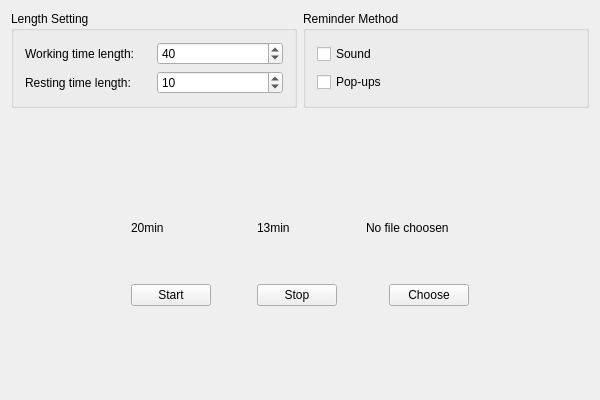
Old version of the form rest-reminder/MainWidget.ui in the repository songquanpeng/rest-reminder.
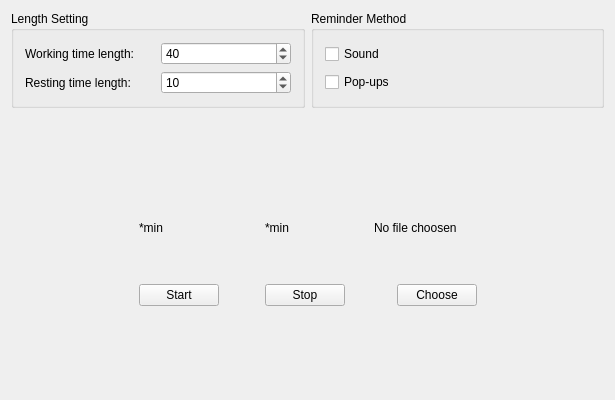
New version of the form.

What changed in the file:
```diff
--- a/rest-reminder/MainWidget.ui
+++ b/rest-reminder/MainWidget.ui
@@ -6,7 +6,7 @@
    <rect>
     <x>0</x>
     <y>0</y>
-    <width>600</width>
+    <width>615</width>
     <height>400</height>
    </rect>
   </property>
@@ -152,7 +152,7 @@
        <item row="1" column="0">
         <widget class="QLabel" name="usedTimeLable">
          <property name="text">
-          <string>20min</string>
+          <string>*min</string>
          </property>
         </widget>
        </item>
@@ -172,7 +172,7 @@
        <item row="1" column="2">
         <widget class="QLabel" name="remainingTimeLabel">
          <property name="text">
-          <string>13min</string>
+          <string>*min</string>
          </property>
         </widget>
        </item>
```
